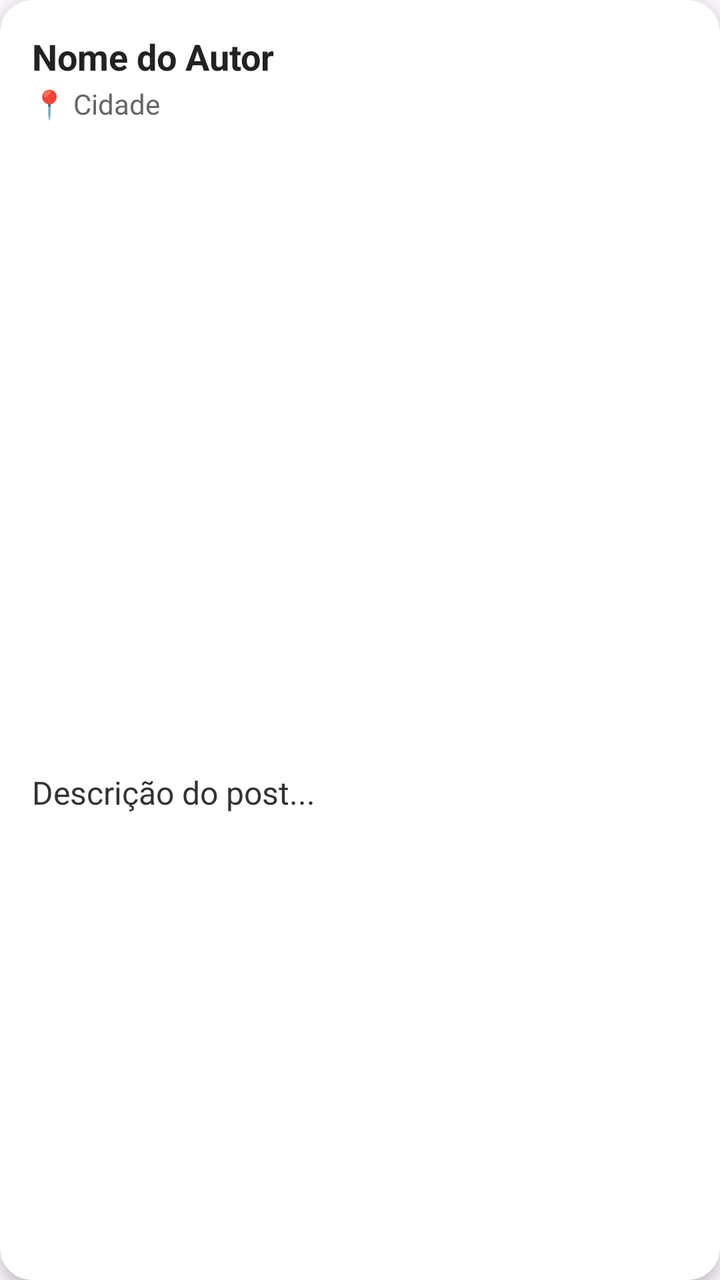
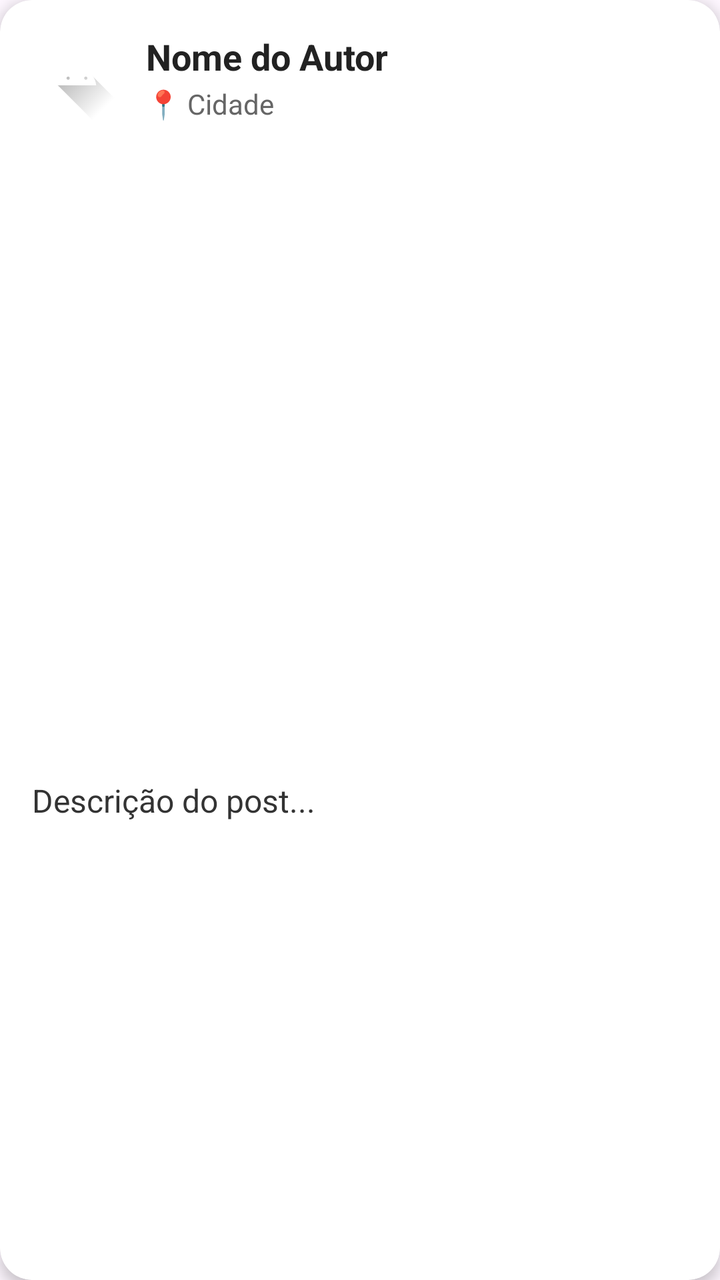

An Android layout rendered at two revisions. The XML below is the earlier revision; the diff shows what the commit changed to produce the second picture.
<!-- AndroidManifest.xml: application theme Theme.Microredesocial -->
<!-- res/layout/item_post.xml -->
<?xml version="1.0" encoding="utf-8"?>
<androidx.cardview.widget.CardView
    xmlns:android="http://schemas.android.com/apk/res/android"
    xmlns:app="http://schemas.android.com/apk/res-auto"
    android:layout_width="match_parent"
    android:layout_height="wrap_content"
    android:layout_marginHorizontal="16dp"
    android:layout_marginVertical="12dp"
    app:cardCornerRadius="16dp"
    app:cardElevation="4dp"
    app:cardBackgroundColor="@android:color/white">

    <androidx.constraintlayout.widget.ConstraintLayout
        android:layout_width="match_parent"
        android:layout_height="wrap_content"
        android:padding="16dp">

        
        <TextView
            android:id="@+id/txtNomeAutor"
            android:layout_width="0dp"
            android:layout_height="wrap_content"
            android:text="Nome do Autor"
            android:textColor="#222222"
            android:textSize="18sp"
            android:textStyle="bold"
            app:layout_constraintEnd_toEndOf="parent"
            app:layout_constraintStart_toStartOf="parent"
            app:layout_constraintTop_toTopOf="parent" />

        
        <TextView
            android:id="@+id/txtCidade"
            android:layout_width="0dp"
            android:layout_height="wrap_content"
            android:layout_marginTop="2dp"
            android:text="📍 Cidade"
            android:textColor="#666666"
            android:textSize="14sp"
            app:layout_constraintEnd_toEndOf="parent"
            app:layout_constraintStart_toStartOf="parent"
            app:layout_constraintTop_toBottomOf="@id/txtNomeAutor" />

        
        <ImageView
            android:id="@+id/imgPost"
            android:layout_width="match_parent"
            android:layout_height="300dp"
            android:layout_marginTop="12dp"
            android:scaleType="centerCrop"
            app:layout_constraintEnd_toEndOf="parent"
            app:layout_constraintStart_toStartOf="parent"
            app:layout_constraintTop_toBottomOf="@id/txtCidade" />

        
        <TextView
            android:id="@+id/txtDescricao"
            android:layout_width="0dp"
            android:layout_height="wrap_content"
            android:layout_marginTop="12dp"
            android:text="Descrição do post..."
            android:textColor="#333333"
            android:textSize="16sp"
            app:layout_constraintEnd_toEndOf="parent"
            app:layout_constraintStart_toStartOf="parent"
            app:layout_constraintTop_toBottomOf="@id/imgPost" />

    </androidx.constraintlayout.widget.ConstraintLayout>
</androidx.cardview.widget.CardView>
<!-- resources referenced by this layout -->
<resources>
  <style name="Theme.Microredesocial" parent="Base.Theme.Microredesocial" />
  <style name="Base.Theme.Microredesocial" parent="Theme.Material3.DayNight.NoActionBar">
          
          
      </style>
</resources>

<!-- the commit's change to res/layout/item_post.xml (unified diff, before → after) -->
@@ -16,17 +16,28 @@
         android:padding="16dp">
 
         
+        <ImageView
+            android:id="@+id/imgFotoAutorPost"
+            android:layout_width="45dp"
+            android:layout_height="45dp"
+            android:scaleType="centerCrop"
+            android:src="@drawable/ic_launcher_foreground"
+            app:layout_constraintStart_toStartOf="parent"
+            app:layout_constraintTop_toTopOf="parent" />
+
+        
         <TextView
             android:id="@+id/txtNomeAutor"
             android:layout_width="0dp"
             android:layout_height="wrap_content"
+            android:layout_marginStart="12dp"
             android:text="Nome do Autor"
             android:textColor="#222222"
             android:textSize="18sp"
             android:textStyle="bold"
             app:layout_constraintEnd_toEndOf="parent"
-            app:layout_constraintStart_toStartOf="parent"
-            app:layout_constraintTop_toTopOf="parent" />
+            app:layout_constraintStart_toEndOf="@id/imgFotoAutorPost"
+            app:layout_constraintTop_toTopOf="@id/imgFotoAutorPost" />
 
         
         <TextView
@@ -38,7 +49,7 @@
             android:textColor="#666666"
             android:textSize="14sp"
             app:layout_constraintEnd_toEndOf="parent"
-            app:layout_constraintStart_toStartOf="parent"
+            app:layout_constraintStart_toStartOf="@id/txtNomeAutor"
             app:layout_constraintTop_toBottomOf="@id/txtNomeAutor" />
 
         
@@ -46,7 +57,7 @@
             android:id="@+id/imgPost"
             android:layout_width="match_parent"
             android:layout_height="300dp"
-            android:layout_marginTop="12dp"
+            android:layout_marginTop="16dp"
             android:scaleType="centerCrop"
             app:layout_constraintEnd_toEndOf="parent"
             app:layout_constraintStart_toStartOf="parent"
<!-- resource entries referenced after the edit -->
@@ -1,5 +1,36 @@
 <!-- resources referenced by this layout -->
 <resources>
+  <!-- drawable ic_launcher_foreground (drawable) -->
+  <vector xmlns:android="http://schemas.android.com/apk/res/android"
+      xmlns:aapt="http://schemas.android.com/aapt"
+      android:width="108dp"
+      android:height="108dp"
+      android:viewportWidth="108"
+      android:viewportHeight="108">
+      <path android:pathData="M31,63.928c0,0 6.4,-11 12.1,-13.1c7.2,-2.6 26,-1.4 26,-1.4l38.1,38.1L107,108.928l-32,-1L31,63.928z">
+          <aapt:attr name="android:fillColor">
+              <gradient
+                  android:endX="85.84757"
+                  android:endY="92.4963"
+                  android:startX="42.9492"
+                  android:startY="49.59793"
+                  android:type="linear">
+                  <item
+                      android:color="#44000000"
+                      android:offset="0.0" />
+                  <item
+                      android:color="#00000000"
+                      android:offset="1.0" />
+              </gradient>
+          </aapt:attr>
+      </path>
+      <path
+          android:fillColor="#FFFFFF"
+          android:fillType="nonZero"
+          android:pathData="M65.3,45.828l3.8,-6.6c0.2,-0.4 0.1,-0.9 -0.3,-1.1c-0.4,-0.2 -0.9,-0.1 -1.1,0.3l-3.9,6.7c-6.3,-2.8 -13.4,-2.8 -19.7,0l-3.9,-6.7c-0.2,-0.4 -0.7,-0.5 -1.1,-0.3C38.8,38.328 38.7,38.828 38.9,39.228l3.8,6.6C36.2,49.428 31.7,56.028 31,63.928h46C76.3,56.028 71.8,49.428 65.3,45.828zM43.4,57.328c-0.8,0 -1.5,-0.5 -1.8,-1.2c-0.3,-0.7 -0.1,-1.5 0.4,-2.1c0.5,-0.5 1.4,-0.7 2.1,-0.4c0.7,0.3 1.2,1 1.2,1.8C45.3,56.528 44.5,57.328 43.4,57.328L43.4,57.328zM64.6,57.328c-0.8,0 -1.5,-0.5 -1.8,-1.2s-0.1,-1.5 0.4,-2.1c0.5,-0.5 1.4,-0.7 2.1,-0.4c0.7,0.3 1.2,1 1.2,1.8C66.5,56.528 65.6,57.328 64.6,57.328L64.6,57.328z"
+          android:strokeWidth="1"
+          android:strokeColor="#00000000" />
+  </vector>
   <style name="Theme.Microredesocial" parent="Base.Theme.Microredesocial" />
   <style name="Base.Theme.Microredesocial" parent="Theme.Material3.DayNight.NoActionBar">
           
